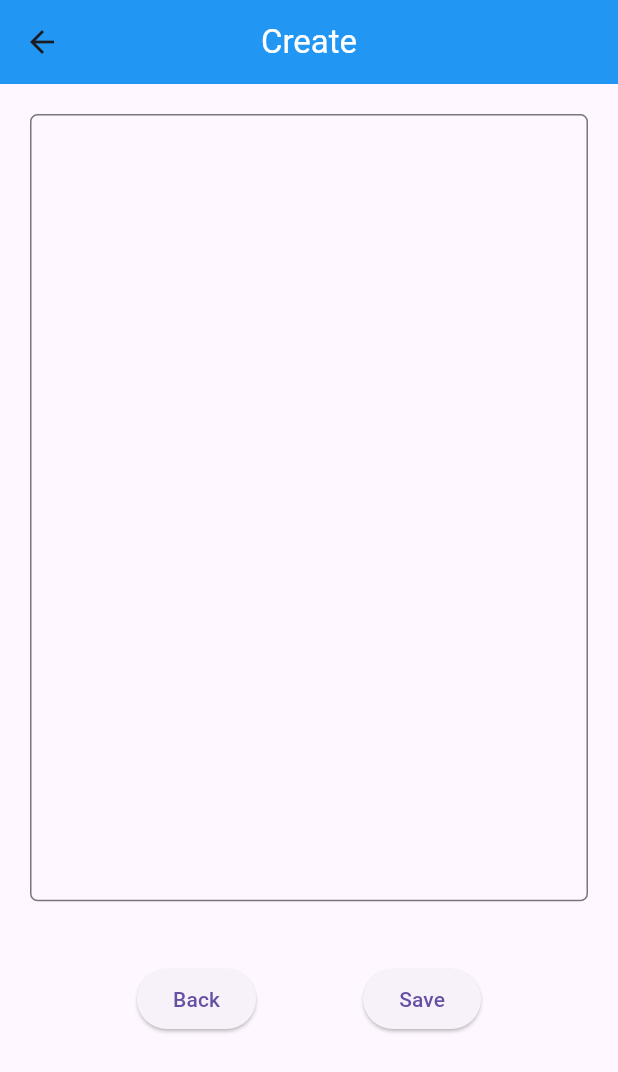
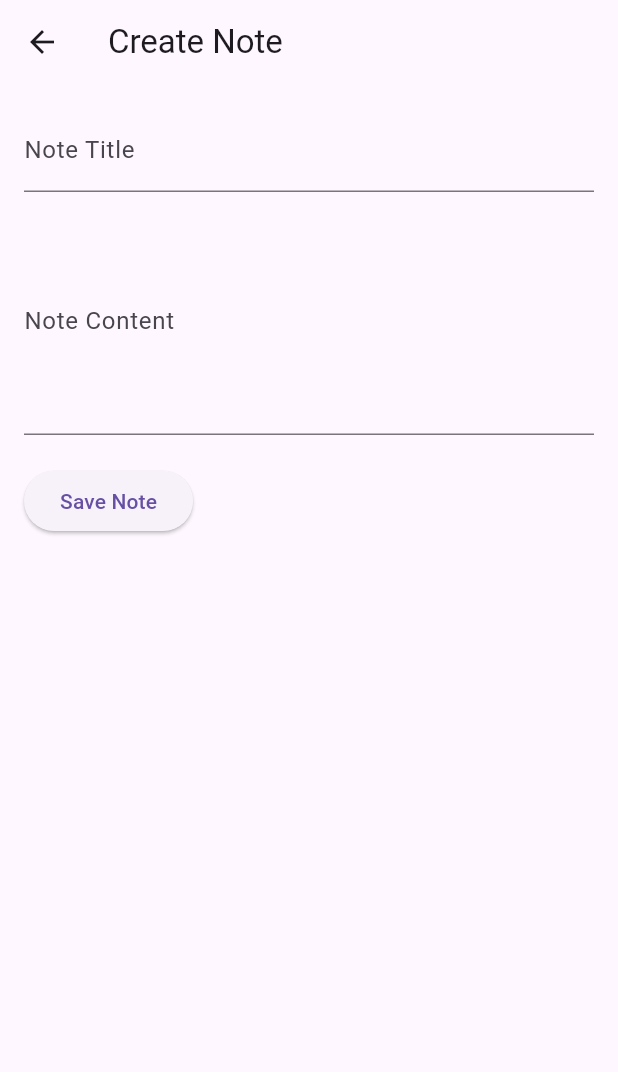
Before and after one commit to mahmed0009/note-flutter-app-firebase, a Flutter app: the CreateNote screen opened directly, on a phone screen of 412 x 824 dp. Shown: the top 1072 px of the screen. Run offline on Flutter 3.47's test engine with Material 3 defaults, Android fonts, the phone set to English and light mode, and no system bars; our stand-ins replace cloud_firestore, firebase_core; accounts and stored records are empty.

Commit message:
2nd commit

```diff
--- a/lib/Model/Save_Note.dart
+++ b/lib/Model/Save_Note.dart
@@ -1,16 +1,47 @@
 import 'package:cloud_firestore/cloud_firestore.dart';
 
-class SaveNote {
-  String Note = '';
+class Note {
+  String? id;
+  String title;
+  String content;
+  DateTime createdAt;
 
-  SaveNote(this.Note);
+  Note({
+    this.id,
+    required this.title,
+    required this.content,
+    required this.createdAt,
+  });
 
-  final FirebaseFirestore Save = FirebaseFirestore.instance;
+  // Convert a Note into a Map for Firestore
+  Map<String, dynamic> toMap() {
+    return {
+      'title': title,
+      'content': content,
+      'createdAt': createdAt,
+    };
+  }
 
-  Future<void> addUser() async {
-    await Save.collection("Notes").add({
-      "Note": Note,
-      "createdAt": FieldValue.serverTimestamp(),
-    });
+  // Convert a Map from Firestore into a Note
+  factory Note.fromFirestore(DocumentSnapshot doc) {
+    final data = doc.data() as Map<String, dynamic>;
+    return Note(
+      id: doc.id,
+      title: data['title'] ?? '',
+      content: data['content'] ?? '',
+      createdAt: (data['createdAt'] as Timestamp).toDate(),
+    );
+  }
+
+  // Save the note to Firebase Firestore
+  Future<void> saveNote() async {
+    final firestore = FirebaseFirestore.instance;
+    if (id == null) {
+      // Adding new note
+      await firestore.collection('notes').add(toMap());
+    } else {
+      // Updating existing note
+      await firestore.collection('notes').doc(id).update(toMap());
+    }
   }
 }
--- a/lib/View/Create_Note.dart
+++ b/lib/View/Create_Note.dart
@@ -9,61 +9,60 @@ class CreateNote extends StatefulWidget {
 }
 
 class _CreateNoteState extends State<CreateNote> {
-  TextEditingController createNote = new TextEditingController();
+  final TextEditingController titleController = TextEditingController();
+  final TextEditingController contentController = TextEditingController();
+
+  // Add a method to handle the note creation logic
+  void createNote() async {
+    final note = Note(
+      title: titleController.text,
+      content: contentController.text,
+      createdAt: DateTime.now(),
+    );
+
+    try {
+      // Call the model's saveNote method to save the note
+      await note.saveNote();
+      // You can show a confirmation message or do something else here
+      ScaffoldMessenger.of(context)
+          .showSnackBar(SnackBar(content: Text('Note saved successfully')));
+      // Optionally clear the text fields after saving
+      titleController.clear();
+      contentController.clear();
+    } catch (error) {
+      print("Error saving note: $error");
+      ScaffoldMessenger.of(context)
+          .showSnackBar(SnackBar(content: Text('Error saving note')));
+    }
+  }
 
   @override
   Widget build(BuildContext context) {
     return Scaffold(
       appBar: AppBar(
-        title: Text(
-          'Create',
-          style: TextStyle(
-            color: Colors.white,
-          ),
-        ),
-        centerTitle: true,
-        backgroundColor: Colors.blue,
+        title: Text('Create Note'),
       ),
       body: Padding(
-        padding: EdgeInsets.all(20),
-        child: Center(
+        padding: const EdgeInsets.all(16.0),
         child: Column(
+          crossAxisAlignment: CrossAxisAlignment.start,
           children: [
             TextField(
-                controller: createNote,
-                textAlignVertical: TextAlignVertical.top,
-                maxLines: 15,
-                decoration: InputDecoration(
-                  contentPadding: EdgeInsets.symmetric(
-                    vertical: MediaQuery.sizeOf(context).height * 0.1,
+              controller: titleController,
+              decoration: InputDecoration(labelText: 'Note Title'),
             ),
-                  border: OutlineInputBorder(
-                    borderRadius: BorderRadius.circular(5),
+            SizedBox(height: 10),
+            TextField(
+              controller: contentController,
+              decoration: InputDecoration(labelText: 'Note Content'),
+              maxLines: 5,
             ),
-                ),
-              ),
-              SizedBox(
-                height: MediaQuery.sizeOf(context).height * 0.05,
-              ),
-              Row(
-                mainAxisAlignment: MainAxisAlignment.spaceEvenly,
-                children: [
+            SizedBox(height: 20),
             ElevatedButton(
-                    onPressed: () {
-                      Navigator.pop(context);
-                    },
-                    child: Text('Back'),
-                  ),
-                  ElevatedButton(
-                    onPressed: () {
-                      SaveNote(createNote.text);
-                    },
-                    child: Text('Save'),
+              onPressed: createNote, // Directly call the createNote method
+              child: Text('Save Note'),
             ),
           ],
-              )
-            ],
-          ),
         ),
       ),
     );
```
Lines whose indentation alone changed are shown as unchanged.
